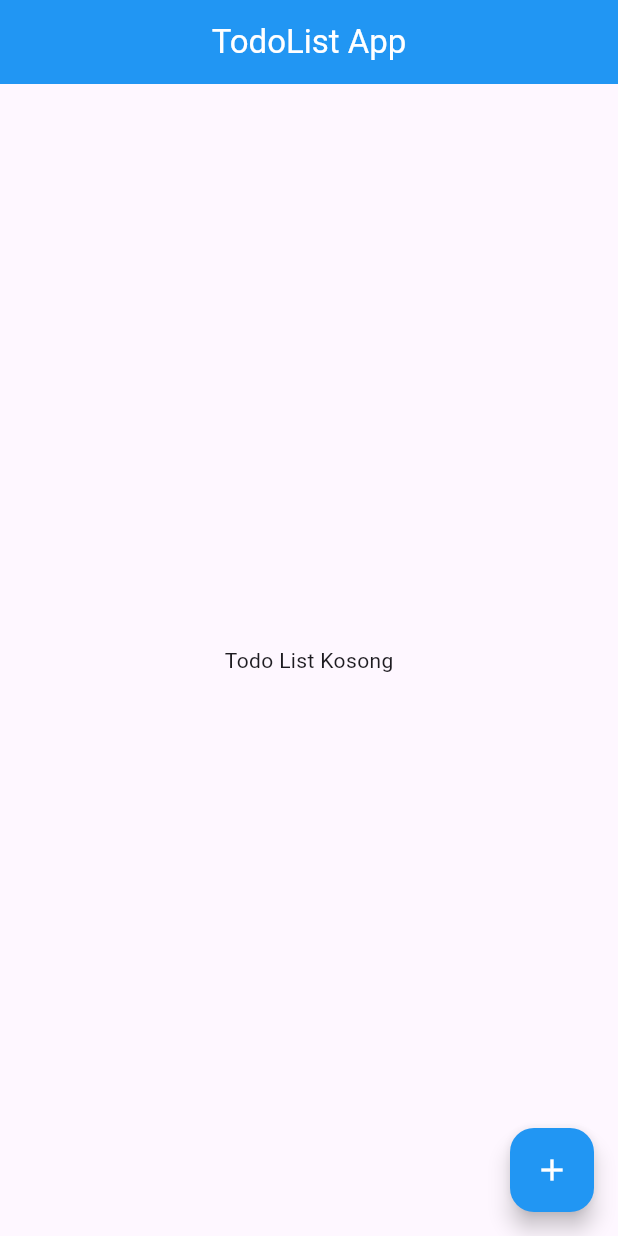
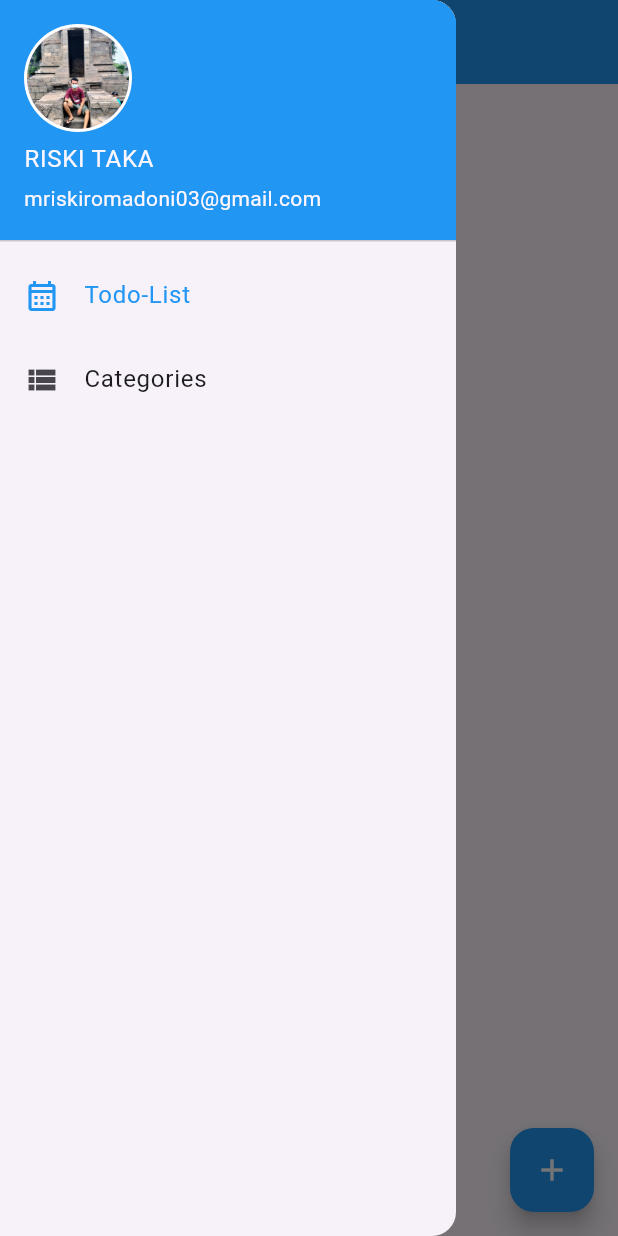
Before and after one commit to Romadoni03/todolist, a Flutter app: the screen it shows after launch, with the side drawer open (before the commit the screen has no drawer), on a phone screen of 412 x 824 dp. Run offline on Flutter 3.47's test engine with Material 3 defaults, Android fonts, the phone set to English and light mode, and no system bars; our stand-ins replace sqflite; accounts and stored records are empty.

Commit message:
new update CRUD todoList

```diff
--- a/lib/add_todo_page.dart
+++ b/lib/add_todo_page.dart
@@ -27,16 +27,17 @@ class _AddTodoPageState extends State<AddTodoPage> {
       date: _date.text,
       isFinished: 0,
     );
-
-    log("proses");
+    log("before from add page");
 
     Repository repo = Repository();
-    var result = await repo.insertData('todos', Todo.todoMap(newTodo));
+    var result = await repo.insertData('todo', Todo.todoMap(newTodo));
 
     if (result > 0) {
+      // ignore: use_build_context_synchronously
       Navigator.pop(context, newTodo);
       log("sukses");
     } else {
+      // ignore: prefer_interpolation_to_compose_strings
       log("Data is not created. Result value : " + result);
     }
   }
--- a/lib/home_page.dart
+++ b/lib/home_page.dart
@@ -5,6 +5,7 @@ import 'package:todo_list/add_todo_page.dart';
 import 'package:todo_list/detail_todo_page.dart';
 import 'package:todo_list/model/todolist_model.dart';
 import 'package:todo_list/repository/repository.dart';
+import 'package:todo_list/sample_page.dart';
 
 class HomePage extends StatefulWidget {
   const HomePage({super.key});
@@ -29,7 +30,7 @@ class _HomePageState extends State<HomePage> {
   getTodo() async {
     _list = [];
     repo = Repository();
-    List<dynamic> resultTodo = await repo.readData('todos');
+    List<dynamic> resultTodo = await repo.readData('todo');
     for (var todo in resultTodo) {
       _list.add(Todo.mapTodo(todo));
     }
@@ -37,32 +38,6 @@ class _HomePageState extends State<HomePage> {
       _list;
     });
   }
-
-  // void generatedTodo() {
-  //   _list = [
-  //     Todo(
-  //         id: 1,
-  //         title: "Kuliah",
-  //         description: "Mencari Relasi",
-  //         category: "Kuliah di Poliwangi",
-  //         date: "12-12-2012",
-  //         isFinished: 0),
-  //     Todo(
-  //         id: 2,
-  //         title: "Kerja",
-  //         description: "Mencari Uang",
-  //         category: "Kerja di Blibli.com",
-  //         date: "12-12-20202",
-  //         isFinished: 0),
-  //     Todo(
-  //         id: 3,
-  //         title: "Liburan",
-  //         description: "Mencari Pahala",
-  //         category: "liburan di Makkah & Madinah",
-  //         date: "12-12-2030",
-  //         isFinished: 0),
-  //   ];
-  // }
 
   @override
   Widget build(BuildContext context) {
@@ -82,49 +57,111 @@ class _HomePageState extends State<HomePage> {
           : ListView.builder(
               itemCount: _list.length,
               itemBuilder: (context, index) {
+                return funcCard(index);
+              },
+            ),
+      floatingActionButton: funcFloatingActionButton(),
+      drawer: funcDrawer(),
+    );
+  }
+
+  Drawer funcDrawer() {
+    return Drawer(
+      child: ListView(
+        padding: EdgeInsets.zero,
+        children: [
+          UserAccountsDrawerHeader(
+            decoration: const BoxDecoration(color: Colors.blue),
+            currentAccountPicture: Container(
+              padding: const EdgeInsets.all(2),
+              decoration: const BoxDecoration(
+                color: Colors.white,
+                shape: BoxShape.circle,
+              ),
+              child: const CircleAvatar(
+                backgroundImage: AssetImage("images/profile.jpg"),
+              ),
+            ),
+            accountEmail: const Text("mriskiromadoni03@gmail.com"),
+            accountName: const Text("RISKI TAKA"),
+          ),
+          ListTile(
+            leading: const Icon(
+              Icons.calendar_month_outlined,
+              color: Colors.blue,
+            ),
+            title: const Text(
+              'Todo-List',
+              style: TextStyle(color: Colors.blue),
+            ),
+            onTap: () => Navigator.pop(context),
+          ),
+          ListTile(
+              leading: const Icon(Icons.view_list),
+              title: const Text('Categories'),
+              onTap: () async {
+                Navigator.pop(context);
+                await Navigator.push(
+                  context,
+                  MaterialPageRoute(
+                    builder: (context) => SamplePage(),
+                  ),
+                );
+              }),
+        ],
+      ),
+    );
+  }
+
+  Card funcCard(index) {
     return Card(
       color: Colors.white,
       elevation: 8.0,
       shape: RoundedRectangleBorder(
-                      borderRadius: BorderRadius.circular(0)),
+        borderRadius: BorderRadius.circular(0),
+      ),
       child: ListTile(
         onTap: () async {
-                      int temp = index;
+          log("from home page :");
+          log(_list[index].category.toString());
           Todo updateItem = await Navigator.push(
             context,
             MaterialPageRoute(
               builder: (context) => DetailTodoPage(
                 currentTodo: _list[index],
-                                  )));
-                      log("halaman home${updateItem.title}");
-                      setState(() {
-                        _list[temp] = updateItem;
-                      });
+              ),
+            ),
+          );
+
+          if (updateItem != null) {
+            getTodo();
+          }
         },
         onLongPress: () {
-                      log("Deleting this todo");
+          log(_list[index].id.toString());
           removeTodoAlert(context, index);
         },
         title: Text(
-                      _list[index].title ?? "No Title",
-                      style: const TextStyle(
-                          color: Colors.blue, fontWeight: FontWeight.bold),
+          _list[index].title.toString() ?? "No Title",
+          style:
+              const TextStyle(color: Colors.blue, fontWeight: FontWeight.bold),
         ),
         subtitle: Text(
           _list[index].description ?? "No Descriptioin",
-                      style: const TextStyle(
-                          color: Colors.blue, fontWeight: FontWeight.bold),
+          style:
+              const TextStyle(color: Colors.blue, fontWeight: FontWeight.bold),
         ),
         trailing: Text(
           _list[index].date ?? "No Date",
-                      style: const TextStyle(
-                          color: Colors.blue, fontWeight: FontWeight.bold),
+          style:
+              const TextStyle(color: Colors.blue, fontWeight: FontWeight.bold),
         ),
       ),
     );
-              },
-            ),
-      floatingActionButton: FloatingActionButton(
+  }
+
+  FloatingActionButton funcFloatingActionButton() {
+    return FloatingActionButton(
       backgroundColor: Colors.blue,
       onPressed: () async {
         Todo newTodo = await Navigator.push(
@@ -132,16 +169,12 @@ class _HomePageState extends State<HomePage> {
             MaterialPageRoute(
               builder: (context) => const AddTodoPage(),
             ));
-
-          setState(() {
-            _list.add(newTodo);
-          });
+        getTodo();
       },
       tooltip: 'TodoLIst',
       child: const Icon(
         Icons.add,
         color: Colors.white,
-        ),
       ),
     );
   }
@@ -155,15 +188,13 @@ class _HomePageState extends State<HomePage> {
       },
     );
     Widget continueButton = TextButton(
-      child: const Text("Hapus"),
-      onPressed: () {
-        // setState(() {
-        //   _list.removeAt(index);
-        // });
-        var result = repo.deleteData('todos', _list[index].id);
+      onPressed: () async {
+        log(_list[index].id.toString());
+        await repo.deleteData('todo', _list[index].id);
         getTodo();
         Navigator.of(context).pop();
       },
+      child: const Text("Hapus"),
     );
 
     // set up the AlertDialog
--- a/lib/main.dart
+++ b/lib/main.dart
@@ -2,6 +2,7 @@ import 'package:flutter/material.dart';
 // ignore: unused_import
 import 'package:todo_list/detail_todo_page.dart';
 import 'package:todo_list/home_page.dart';
+import 'package:todo_list/sample_page.dart';
 // import 'package:todo_list/home_page.dart';
 // import 'package:todo_list/home_page.dart';
 
--- /dev/null
+++ b/lib/model/categories_model.dart
@@ -0,0 +1,6 @@
+class Category {
+  int? id;
+  String? category;
+
+  Category({this.id, this.category});
+}
--- a/lib/model/todolist_model.dart
+++ b/lib/model/todolist_model.dart
@@ -18,15 +18,16 @@ class Todo {
     Todo newTodo = Todo();
     newTodo.id = map['id'];
     newTodo.title = map['title'];
-    newTodo.description = map['description'];
+    newTodo.description = map['desciption'];
     newTodo.category = map['category'];
-    newTodo.date = map['date'];
+    newTodo.date = map['todo_date'];
     newTodo.isFinished = map['is_finished'];
     return newTodo;
   }
 
   static todoMap(item) {
     var mapping = <String, dynamic>{};
+    mapping['id'] = item.id;
     mapping['title'] = item.title;
     mapping['desciption'] = item.description;
     mapping['category'] = item.category;
--- a/lib/repository/database_connection.dart
+++ b/lib/repository/database_connection.dart
@@ -9,7 +9,7 @@ import 'package:sqflite/sqflite.dart';
 class DatabaseConnection {
   setDatabase() async {
     var directory = await getApplicationDocumentsDirectory();
-    var path = join(directory.path, 'db_todolist_sqflite');
+    var path = join(directory.path, 'db_todolist_v4');
     var database =
         await openDatabase(path, version: 1, onCreate: _onCreatingDatabase);
 
@@ -17,8 +17,10 @@ class DatabaseConnection {
   }
 
   FutureOr<void> _onCreatingDatabase(Database db, int version) async {
-    await db.execute("DROP TABLE IF EXIST todos");
     await db.execute(
-        '''CREATE TABLE todosting (id INTEGER PRIMARY KEY, title TEXT, description TEXT, category TEXT, todo_date TEXT, is_finished INTEGER)''');
+        '''CREATE TABLE categories (id INTEGER PRIMARY KEY, category TEXT) ''');
+
+    await db.execute(
+        '''CREATE TABLE todo (id INTEGER PRIMARY KEY, title TEXT, desciption TEXT, category TEXT, todo_date TEXT, is_finished INTEGER)''');
   }
 }
--- a/pubspec.yaml
+++ b/pubspec.yaml
@@ -63,8 +63,8 @@ flutter:
   uses-material-design: true
 
   # To add assets to your application, add an assets section, like this:
-  # assets:
-  #   - images/a_dot_burr.jpeg
+  assets:
+    - images/profile.jpg
   #   - images/a_dot_ham.jpeg
 
   # An image asset can refer to one or more resolution-specific "variants", see
```
Also changed, not shown: lib/detail_todo_page.dart (+39 -16 lines), lib/repository/repository.dart (+6 -2 lines), lib/sample_page.dart (added, +129 -0 lines), images/profile.jpg (added), pubspec.lock, 1 other file. Lines whose indentation alone changed are shown as unchanged.
